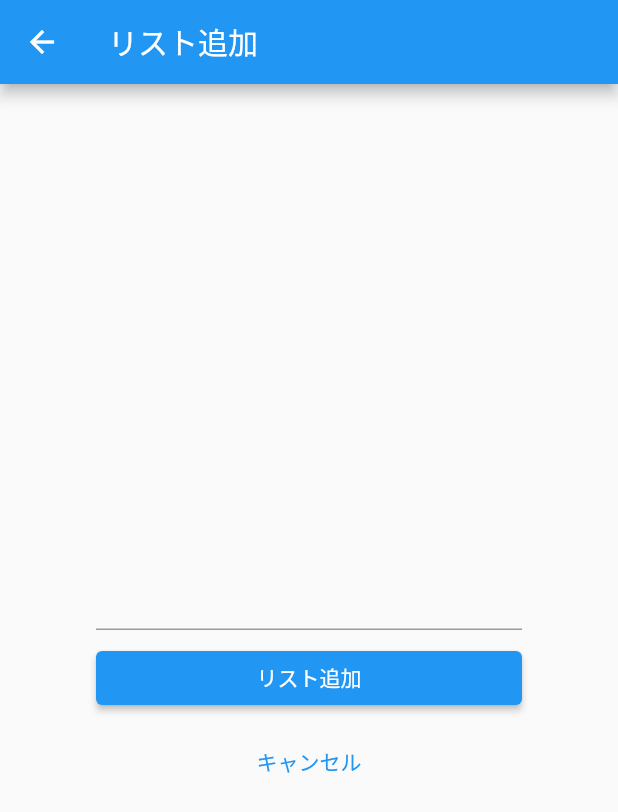
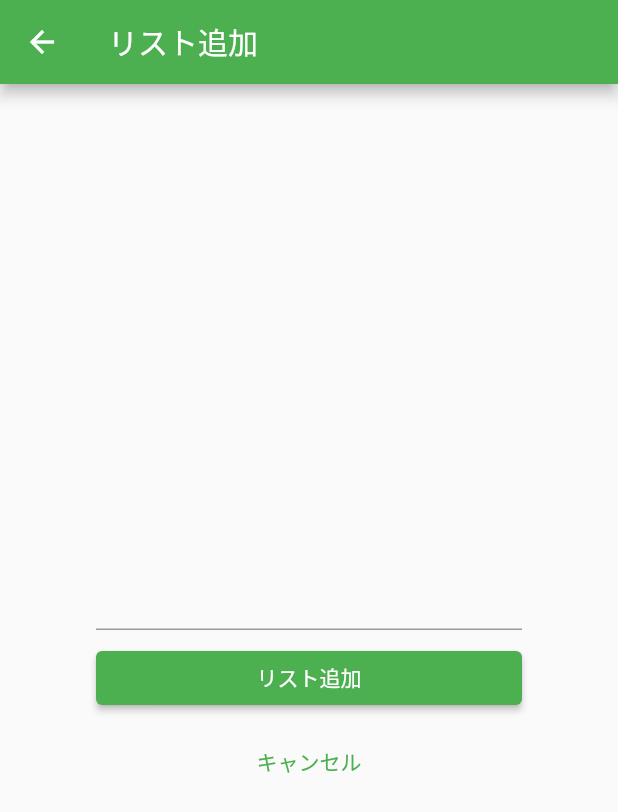
Before and after one commit to kakitaku00/FlutterStudy1, a Flutter app: the screen it shows after launch, after a tap on the "add" icon, on a phone screen of 412 x 824 dp. Shown: the top 812 px of the screen. Run offline on Flutter 3.47's test engine with Material 2 defaults, Android fonts, the phone set to English and light mode, and no system bars.

Commit message:
update: change color

```diff
--- a/lib/main.dart
+++ b/lib/main.dart
@@ -11,7 +11,7 @@ class MyTodoApp extends StatelessWidget {
       debugShowCheckedModeBanner: false,
       title: 'My Todo App',
       theme: ThemeData(
-        primarySwatch: Colors.blue,
+        primarySwatch: Colors.green,
         visualDensity: VisualDensity.adaptivePlatformDensity,
       ),
       home: TodoListPage(),
@@ -81,7 +81,7 @@ class _TodoAddPageState extends State<TodoAddPage> {
         child: Column(
           mainAxisAlignment: MainAxisAlignment.center,
           children: <Widget>[
-            Text(_text, style: TextStyle(color: Colors.blue)),
+            Text(_text, style: TextStyle(color: Colors.green)),
             const SizedBox(height: 8),
             TextField(
               onChanged: (String value) {
```
